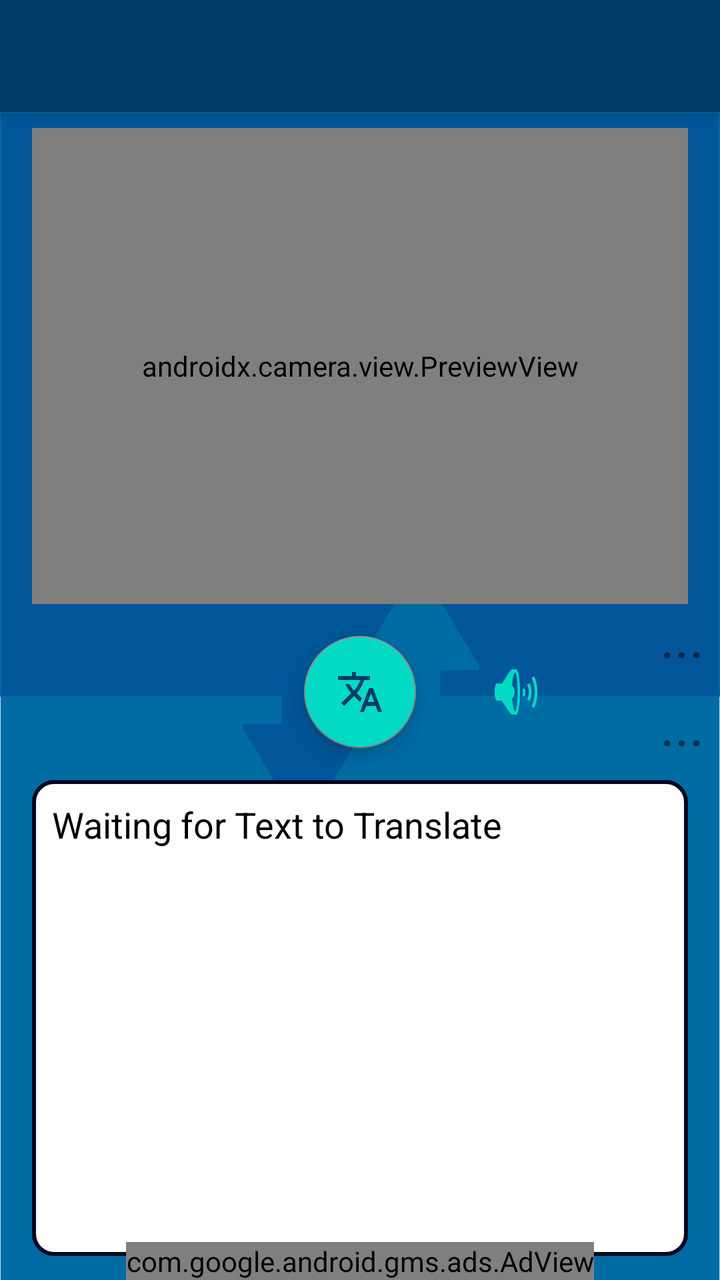
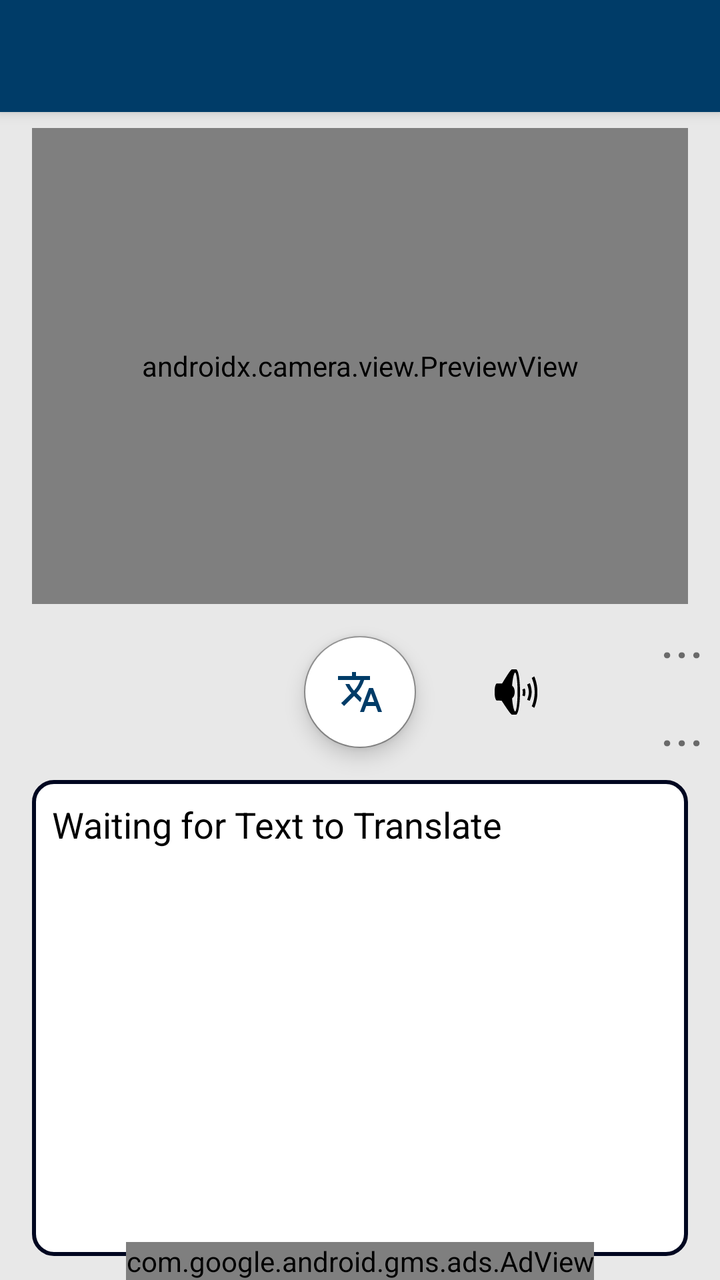

The first picture is an Android layout as it rendered before a commit; the second is the same layout after the commit. The layout source and the unified diff follow.
<!-- AndroidManifest.xml: application theme Theme.Translation_App -->
<!-- res/layout/activity_camera.xml -->
<?xml version="1.0" encoding="utf-8"?>
<androidx.constraintlayout.widget.ConstraintLayout xmlns:android="http://schemas.android.com/apk/res/android"
    xmlns:app="http://schemas.android.com/apk/res-auto"
    xmlns:ads="http://schemas.android.com/apk/res-auto"
    xmlns:tools="http://schemas.android.com/tools"

    android:id="@+id/container"
    android:layout_width="match_parent"
    android:layout_height="match_parent"
    android:theme="@style/Theme.Translation_App">

    <ImageView
        android:id="@+id/imageView4"
        android:layout_width="0dp"
        android:layout_height="0dp"
        android:backgroundTint="#006CA3"
        android:scaleType="fitXY"
        app:layout_constraintBottom_toBottomOf="parent"
        app:layout_constraintEnd_toEndOf="parent"
        app:layout_constraintHorizontal_bias="0.0"
        app:layout_constraintStart_toStartOf="parent"
        app:layout_constraintTop_toBottomOf="@+id/my_toolbar"
        app:layout_constraintVertical_bias="0.0"
        app:srcCompat="@drawable/speech_design" />

    <androidx.camera.view.PreviewView
        android:id="@+id/preview"
        android:layout_width="0dp"
        android:layout_height="0dp"
        android:layout_marginStart="16dp"
        android:layout_marginTop="8dp"
        android:layout_marginEnd="16dp"
        android:layout_marginBottom="24dp"
        android:background="@drawable/camera_border"
        app:layout_constraintBottom_toTopOf="@id/image_text"
        app:layout_constraintEnd_toEndOf="parent"
        app:layout_constraintStart_toStartOf="parent"
        app:layout_constraintTop_toBottomOf="@+id/my_toolbar">

    </androidx.camera.view.PreviewView>

    <ImageView
        android:id="@+id/preview_image"
        android:layout_width="0dp"
        android:layout_height="0dp"
        android:layout_marginStart="16dp"
        android:layout_marginTop="8dp"
        android:layout_marginEnd="16dp"
        app:layout_constraintBottom_toBottomOf="@+id/preview"
        app:layout_constraintEnd_toEndOf="parent"
        app:layout_constraintStart_toStartOf="parent"
        app:layout_constraintTop_toBottomOf="@+id/my_toolbar" />

    <TextView
        android:id="@+id/image_text"
        android:layout_width="0dp"
        android:layout_height="0dp"
        android:layout_marginStart="16dp"
        android:layout_marginTop="64dp"
        android:layout_marginEnd="16dp"
        android:layout_marginBottom="12dp"
        android:background="@drawable/border"
        android:padding="10dp"
        android:scrollbars="vertical"
        android:text="Waiting for Text to Translate"
        android:textColor="@color/black"
        android:textSize="18sp"
        app:layout_constraintBottom_toBottomOf="parent"
        app:layout_constraintEnd_toEndOf="parent"
        app:layout_constraintStart_toStartOf="parent"
        app:layout_constraintTop_toBottomOf="@+id/preview" />

    <com.google.android.material.floatingactionbutton.FloatingActionButton
        android:id="@+id/Photo_Button"
        android:layout_width="wrap_content"
        android:layout_height="wrap_content"
        android:clickable="true"
        android:backgroundTint="@color/teal_200"
        app:layout_constraintBottom_toTopOf="@+id/image_text"
        app:layout_constraintEnd_toEndOf="parent"
        app:layout_constraintStart_toStartOf="parent"
        app:layout_constraintTop_toBottomOf="@+id/preview"
        app:srcCompat="@drawable/baseline_translate_24" />

    <TextView
        android:id="@+id/cam_flag_in"
        android:layout_width="wrap_content"
        android:layout_height="wrap_content"
        android:layout_marginTop="16dp"
        android:layout_marginEnd="8dp"
        android:text="..."
        android:textSize="28sp"
        app:layout_constraintBottom_toTopOf="@+id/Photo_Button"
        app:layout_constraintEnd_toEndOf="parent"
        app:layout_constraintTop_toTopOf="@+id/Photo_Button" />

    <TextView
        android:id="@+id/cam_flag_out"
        android:layout_width="wrap_content"
        android:layout_height="wrap_content"
        android:layout_marginTop="16dp"
        android:layout_marginEnd="8dp"
        android:text="..."
        android:textSize="28sp"
        app:layout_constraintBottom_toTopOf="@+id/image_text"
        app:layout_constraintEnd_toEndOf="parent"
        app:layout_constraintTop_toTopOf="@+id/Photo_Button" />

    <ImageButton
        android:id="@+id/speak_button_cam"
        android:layout_width="wrap_content"
        android:layout_height="wrap_content"
        android:layout_marginStart="22dp"
        android:backgroundTint="#00FFFFFF"
        android:tint="@color/teal_200"
        ads:srcCompat="@android:drawable/ic_lock_silent_mode_off"
        app:layout_constraintBottom_toBottomOf="@+id/Photo_Button"
        app:layout_constraintStart_toEndOf="@+id/Photo_Button"
        app:layout_constraintTop_toTopOf="@+id/Photo_Button" />

    <androidx.appcompat.widget.Toolbar
        android:id="@+id/my_toolbar"
        android:layout_width="match_parent"
        android:layout_height="?attr/actionBarSize"
        android:background="@color/dark_blue"
        android:elevation="4dp"
        android:theme="@style/ThemeOverlay.AppCompat.ActionBar"
        app:layout_constraintStart_toStartOf="parent"
        app:layout_constraintTop_toTopOf="parent"
        app:popupTheme="@style/ThemeOverlay.AppCompat.Light" />

    <com.google.android.gms.ads.AdView
        android:id="@+id/adView"
        android:layout_width="wrap_content"
        android:layout_height="wrap_content"
        ads:adSize="BANNER"
        ads:adUnitId="ca-app-pub-3940256099942544/9214589741"
        app:layout_constraintBottom_toBottomOf="parent"
        app:layout_constraintEnd_toEndOf="parent"
        app:layout_constraintStart_toStartOf="parent" />



</androidx.constraintlayout.widget.ConstraintLayout>
<!-- resources referenced by this layout -->
<resources>
  <color name="black">#FF000000</color>
  <color name="dark_blue">#003C68</color>
  <color name="teal_200">#FF03DAC5</color>
  <!-- drawable baseline_translate_24 (drawable) -->
  <vector android:height="24dp" android:tint="#FFFFFF"
      android:viewportHeight="24" android:viewportWidth="24"
      android:width="24dp" xmlns:android="http://schemas.android.com/apk/res/android">
      <path android:fillColor="@android:color/white" android:pathData="M12.87,15.07l-2.54,-2.51 0.03,-0.03c1.74,-1.94 2.98,-4.17 3.71,-6.53L17,6L17,4h-7L10,2L8,2v2L1,4v1.99h11.17C11.5,7.92 10.44,9.75 9,11.35 8.07,10.32 7.3,9.19 6.69,8h-2c0.73,1.63 1.73,3.17 2.98,4.56l-5.09,5.02L4,19l5,-5 3.11,3.11 0.76,-2.04zM18.5,10h-2L12,22h2l1.12,-3h4.75L21,22h2l-4.5,-12zM15.88,17l1.62,-4.33L19.12,17h-3.24z"/>
  </vector>
  <!-- drawable border (drawable) -->
  <?xml version="1.0" encoding="utf-8"?>
  <selector xmlns:android="http://schemas.android.com/apk/res/android">
      <item>
          <shape xmlns:android="http://schemas.android.com/apk/res/android"
              android:shape="rectangle">
  
              <corners
                  android:bottomRightRadius="10dp"
                  android:radius="10dp" />
  
  
  
  
              <solid
                  android:color="@android:color/white" />
  
              <stroke
                  android:width="2dp"
                  android:color="#000720" />
  
              <padding
                  android:left="5dp"
                  android:top="5dp"
                  android:right="5dp"
                  android:bottom="5dp" />
          </shape>
      </item>
  </selector>
  <!-- drawable camera_border (drawable) -->
  <?xml version="1.0" encoding="utf-8"?>
  <selector xmlns:android="http://schemas.android.com/apk/res/android">
  
      <item>
          <shape xmlns:android="http://schemas.android.com/apk/res/android"
              android:shape="rectangle">
  
              <corners
                  android:bottomRightRadius="5dp"
                  android:radius="5dp" />
  
              <solid
                  android:color="@android:color/white" />
  
              <stroke
                  android:width="10dp"
                  android:color="#7E0C0C" />
  
              <padding
                  android:left="5dp"
                  android:top="5dp"
                  android:right="5dp"
                  android:bottom="5dp" />
          </shape>
      </item>
  
  
  </selector>
  <!-- drawable speech_design: png bitmap (drawable, 31425 bytes) -->
  <style name="Theme.Translation_App" parent="Theme.MaterialComponents.DayNight.DarkActionBar">
          
          <item name="colorPrimary">@color/white</item>  
          <item name="colorPrimaryVariant">@color/purple_700</item>
          <item name="colorOnPrimary">@color/white</item>
          
          <item name="colorSecondary">#888888</item>
          <item name="colorSecondaryVariant">@color/teal_700</item>
          <item name="colorOnSecondary">@color/dark_blue</item> 
          
          <item name="android:statusBarColor">?attr/colorPrimaryVariant</item>
          
          <item name="windowActionBar">false</item>
          <item name="windowNoTitle">true</item>
          <item name="alertDialogTheme">@style/AlertDialogTheme</item>
      </style>
  <color name="white">#FFFFFFFF</color>
  <color name="purple_700">#FF3700B3</color>
  <color name="teal_700">#FF018786</color>
  <style name="AlertDialogTheme" parent="ThemeOverlay.MaterialComponents.Dialog.Alert">
          <item name="buttonBarNegativeButtonStyle">@style/NegativeButtonStyle</item>
      </style>
  <style name="NegativeButtonStyle" parent="Widget.MaterialComponents.Button.TextButton.Dialog">
          <item name="android:textColor">#000000</item>
      </style>
</resources>

<!-- the commit's change to res/layout/activity_camera.xml (unified diff, before → after) -->
@@ -13,15 +13,15 @@
         android:id="@+id/imageView4"
         android:layout_width="0dp"
         android:layout_height="0dp"
-        android:backgroundTint="#006CA3"
+        android:background="#FFFFFF"
+        android:backgroundTint="#E8E8E8"
         android:scaleType="fitXY"
         app:layout_constraintBottom_toBottomOf="parent"
         app:layout_constraintEnd_toEndOf="parent"
         app:layout_constraintHorizontal_bias="0.0"
         app:layout_constraintStart_toStartOf="parent"
-        app:layout_constraintTop_toBottomOf="@+id/my_toolbar"
-        app:layout_constraintVertical_bias="0.0"
-        app:srcCompat="@drawable/speech_design" />
+        app:layout_constraintTop_toTopOf="parent"
+        app:layout_constraintVertical_bias="0.0" />
 
     <androidx.camera.view.PreviewView
         android:id="@+id/preview"
@@ -75,7 +75,7 @@
         android:layout_width="wrap_content"
         android:layout_height="wrap_content"
         android:clickable="true"
-        android:backgroundTint="@color/teal_200"
+        android:backgroundTint="@color/white"
         app:layout_constraintBottom_toTopOf="@+id/image_text"
         app:layout_constraintEnd_toEndOf="parent"
         app:layout_constraintStart_toStartOf="parent"
@@ -112,11 +112,11 @@
         android:layout_height="wrap_content"
         android:layout_marginStart="22dp"
         android:backgroundTint="#00FFFFFF"
-        android:tint="@color/teal_200"
         ads:srcCompat="@android:drawable/ic_lock_silent_mode_off"
         app:layout_constraintBottom_toBottomOf="@+id/Photo_Button"
         app:layout_constraintStart_toEndOf="@+id/Photo_Button"
-        app:layout_constraintTop_toTopOf="@+id/Photo_Button" />
+        app:layout_constraintTop_toTopOf="@+id/Photo_Button"
+        app:tint="@color/black" />
 
     <androidx.appcompat.widget.Toolbar
         android:id="@+id/my_toolbar"
<!-- resource entries referenced after the edit -->
@@ -2,7 +2,6 @@
 <resources>
   <color name="black">#FF000000</color>
   <color name="dark_blue">#003C68</color>
-  <color name="teal_200">#FF03DAC5</color>
   <!-- drawable baseline_translate_24 (drawable) -->
   <vector android:height="24dp" android:tint="#FFFFFF"
       android:viewportHeight="24" android:viewportWidth="24"
@@ -67,7 +66,6 @@
   
   
   </selector>
-  <!-- drawable speech_design: png bitmap (drawable, 31425 bytes) -->
   <style name="Theme.Translation_App" parent="Theme.MaterialComponents.DayNight.DarkActionBar">
           
           <item name="colorPrimary">@color/white</item>  
